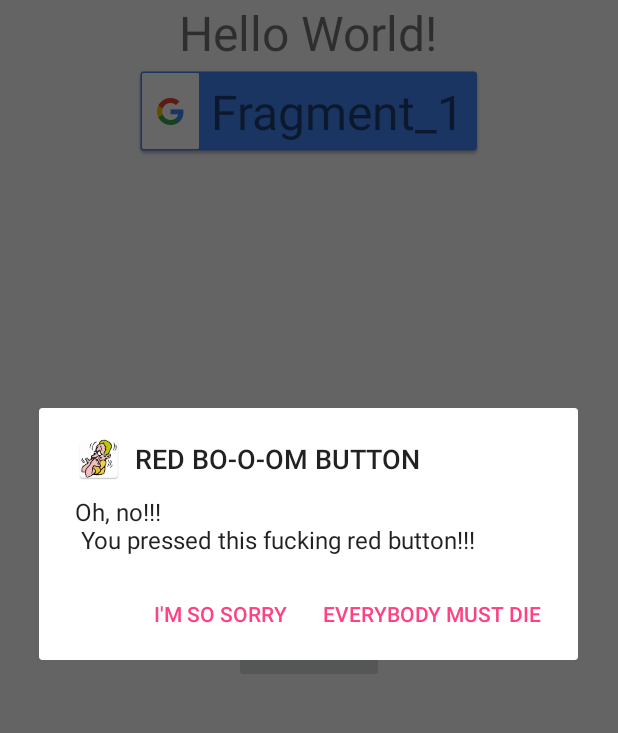
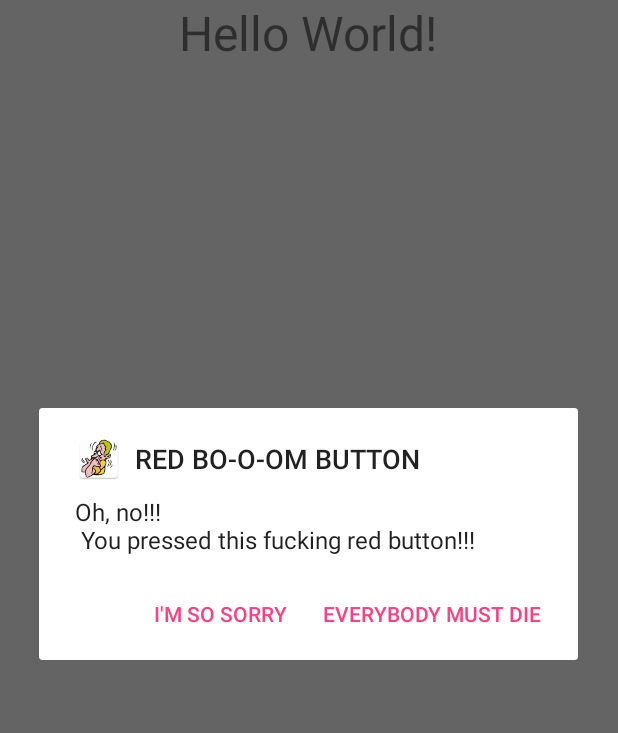
Before and after one commit to Khavronsky/BlogReader, an Android app: the fragment FirstFragment placed in its activity, after a tap on an icon or button, on a phone screen of 412 x 824 dp, the part 84-817 px from its top. Run offline under Robolectric (Android 15) with nearby library versions, the phone set to English and light mode, and no system bars.

```diff
--- a/app/build.gradle
+++ b/app/build.gradle
@@ -28,6 +28,8 @@ dependencies {
     compile 'com.android.support:appcompat-v7:25.1.0'
     compile 'com.android.support:design:25.1.0'
     compile 'com.android.support:support-v4:25.1.0'
+    compile "com.android.support:cardview-v7:25.1.0"
+    compile 'com.android.support:recyclerview-v7:25.1.0'
     compile 'com.google.android.gms:play-services:10.0.1'
     testCompile 'junit:junit:4.12'
 }
--- a/app/src/main/java/com/khavronsky/blogreader/Presentation/SecondFragment/SecondFragment.java
+++ b/app/src/main/java/com/khavronsky/blogreader/Presentation/SecondFragment/SecondFragment.java
@@ -19,7 +19,7 @@ public class SecondFragment extends Fragment {
 
     public SecondFragment() {
     }
-    public static SecondFragment newInstance(String param1, String param2) {
+    public static SecondFragment newInstance() {
         SecondFragment fragment = new SecondFragment();
         Bundle bundleArgs = new Bundle();
         fragment.setArguments(bundleArgs);
@@ -36,6 +36,7 @@ public class SecondFragment extends Fragment {
 
         View view = inflater.inflate(R.layout.fragment_second, container, false);
         textView = (TextView) view.findViewById(R.id.tvFragment2);
+        textView.setText("TEST");
         imageButton = (ImageButton) view.findViewById(R.id.second_button);
         imageButton.setOnClickListener(new View.OnClickListener() {
             @Override
--- a/app/src/main/java/com/khavronsky/blogreader/Presentation/ThirdFragment/ThirdFragment.java
+++ b/app/src/main/java/com/khavronsky/blogreader/Presentation/ThirdFragment/ThirdFragment.java
@@ -2,6 +2,7 @@ package com.khavronsky.blogreader.Presentation.ThirdFragment;
 
 import android.app.Fragment;
 import android.os.Bundle;
+import android.util.Log;
 import android.view.LayoutInflater;
 import android.view.View;
 import android.view.ViewGroup;
@@ -21,6 +22,7 @@ public class ThirdFragment extends Fragment {
     }
 
     public static ThirdFragment newInstance() {
+        Log.d("AAA", "newInstance: start");
         ThirdFragment fragment = new ThirdFragment();
         Bundle bundleArgs = new Bundle();
         fragment.setArguments(bundleArgs);
--- a/app/src/main/java/com/khavronsky/blogreader/Presentation/WPPosts/FirstFragment.java
+++ b/app/src/main/java/com/khavronsky/blogreader/Presentation/WPPosts/FirstFragment.java
@@ -4,6 +4,7 @@ import android.app.Fragment;
 import android.os.Bundle;
 import android.support.v7.widget.LinearLayoutManager;
 import android.support.v7.widget.RecyclerView;
+import android.util.Log;
 import android.view.LayoutInflater;
 import android.view.View;
 import android.view.ViewGroup;
@@ -31,6 +32,7 @@ public class FirstFragment extends Fragment implements IView {
     }
 
     public static FirstFragment newInstance() {
+        Log.d(TAG, "newInstance: start");
         FirstFragment fragment = new FirstFragment();
         Bundle bundleArgs = new Bundle();
         fragment.setArguments(bundleArgs);
@@ -40,6 +42,7 @@ public class FirstFragment extends Fragment implements IView {
     @Override
     public void onCreate(Bundle savedInstanceState) {
         super.onCreate(savedInstanceState);
+
     }
 
     @Override
@@ -48,14 +51,21 @@ public class FirstFragment extends Fragment implements IView {
         View view = inflater.inflate(R.layout.fragment_first, container, false);
         recyclerView = (RecyclerView) view.findViewById(R.id.recyclerView);
         myAdapter = new MyAdapter();
+        mLayoutManager = new LinearLayoutManager(getActivity().getApplicationContext());
+
+        recyclerView.setLayoutManager(mLayoutManager);
+        PostPresenter presenter = new PostPresenter(this);
+        presenter.loadData();
         recyclerView.setAdapter(myAdapter);
-        mLayoutManager = new LinearLayoutManager(getActivity().getApplicationContext());
-        recyclerView.setLayoutManager(mLayoutManager);
+        myAdapter.notifyDataSetChanged();
+
         return view;
     }
 
     @Override
     public void showData(List<Model> list) {
+        myAdapter.setPosts(list);
+
 
     }
 }
--- a/app/src/main/java/com/khavronsky/blogreader/Presentation/WPPosts/PostPresenter.java
+++ b/app/src/main/java/com/khavronsky/blogreader/Presentation/WPPosts/PostPresenter.java
@@ -6,8 +6,8 @@ import android.os.Handler;
 import java.util.List;
 
 public class PostPresenter {
-    IView view;
-    Handler handler = new Handler();
+    private IView view;
+    private Handler handler = new Handler();
 
     public PostPresenter(IView view) {
         this.view = view;
--- a/app/src/main/res/layout/activity_main.xml
+++ b/app/src/main/res/layout/activity_main.xml
@@ -29,6 +29,7 @@
     layout="@layout/drawer_layout"
     android:layout_width="match_parent"
     android:layout_height="match_parent" />
+
     <android.support.v7.widget.Toolbar
         android:id="@+id/toolbar"
         android:layout_width="match_parent"
--- a/app/src/main/res/layout/fragment_first.xml
+++ b/app/src/main/res/layout/fragment_first.xml
@@ -4,26 +4,10 @@
     android:layout_width="match_parent"
     android:layout_height="match_parent"
     tools:context=".Presentation.WPPosts.FirstFragment">
+
     <android.support.v7.widget.RecyclerView
         android:id="@+id/recyclerView"
         android:layout_width="match_parent"
         android:layout_height="match_parent" />
 
-
-    <ImageButton
-        android:id="@+id/first_button"
-        android:layout_width="100dp"
-        android:layout_height="100dp"
-        android:layout_gravity="center"
-        android:onClick="onFragmentButtonSelected"
-        app:srcCompat="@drawable/ic_filter_2_black_24dp" />
-    <TextView
-        android:id="@+id/tvFragment1"
-        android:layout_width="wrap_content"
-        android:layout_height="wrap_content"
-        android:layout_gravity="center_horizontal"
-        android:background="@drawable/common_google_signin_btn_text_dark"
-        android:text="@string/Fragment_1"
-        android:textSize="32sp" />
-
 </FrameLayout>
--- a/app/src/main/res/layout/recycler_view.xml
+++ b/app/src/main/res/layout/recycler_view.xml
@@ -1,7 +1,8 @@
 <?xml version="1.0" encoding="utf-8"?>
-<android.support.v7.widget.CardView xmlns:android="http://schemas.android.com/apk/res/android"
+<android.support.v7.widget.CardView
+    xmlns:android="http://schemas.android.com/apk/res/android"
     xmlns:card_view="http://schemas.android.com/apk/res-auto"
-    android:id="@+id/card_view"
+    android:id="@+id/recyclerView"
     style="@style/MyCardViewStyle"
     android:layout_width="match_parent"
     android:layout_height="wrap_content"
```
